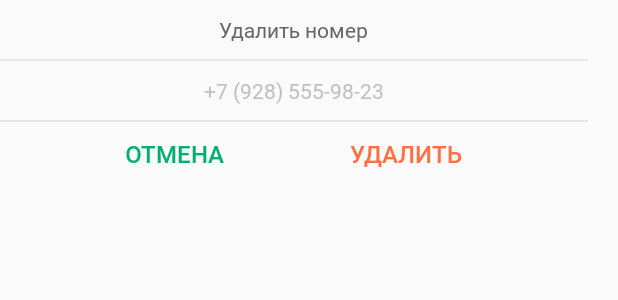
After one commit to Sznv91/SV_Mailer, an Android app: the layout fragment_dialog_delete.xml on its own in the app's theme, with its tools: preview values and no code run, on a phone screen of 412 x 824 dp. The commit adds this screen. Shown: the top 300 px of the screen. Run offline under Robolectric (Android 15) with nearby library versions, the phone set to English and light mode, and no system bars.

Commit message:
Добавлен popup для удаления телефона. Добавлен фрагмент для удаления телефона (Адаптирован для Email)

```diff
--- /dev/null
+++ b/app/src/main/res/layout/fragment_dialog_delete.xml
@@ -0,0 +1,85 @@
+<?xml version="1.0" encoding="utf-8"?>
+<androidx.constraintlayout.widget.ConstraintLayout xmlns:android="http://schemas.android.com/apk/res/android"
+    xmlns:app="http://schemas.android.com/apk/res-auto"
+    xmlns:tools="http://schemas.android.com/tools"
+    android:layout_width="wrap_content"
+    android:layout_height="wrap_content"
+    tools:context=".ui.dialog.DeleteDialog">
+
+    <TextView
+        android:id="@+id/title_delete_dialog"
+        android:layout_width="wrap_content"
+        android:layout_height="wrap_content"
+        android:layout_marginTop="10dp"
+        android:fontFamily="@font/roboto_regular"
+        android:textColor="@color/fonts_lt"
+        app:layout_constraintLeft_toLeftOf="parent"
+        app:layout_constraintRight_toRightOf="parent"
+        app:layout_constraintTop_toTopOf="parent"
+        tools:text="Удалить номер" />
+
+    <View
+        android:id="@+id/divider_delete_dialog_title"
+        android:layout_width="match_parent"
+        android:layout_height="1dp"
+        android:layout_marginStart="10dp"
+        android:layout_marginTop="10dp"
+        android:layout_marginEnd="10dp"
+        android:background="@color/divider_lt"
+        app:layout_constraintTop_toBottomOf="@+id/title_delete_dialog" />
+
+    <TextView
+        android:id="@+id/content_delete_dialog"
+        android:layout_width="wrap_content"
+        android:layout_height="wrap_content"
+        android:layout_marginTop="10dp"
+        android:fontFamily="@font/roboto_regular"
+        android:textColor="@color/active_fonts_lt"
+        app:layout_constraintLeft_toLeftOf="parent"
+        app:layout_constraintRight_toRightOf="parent"
+        app:layout_constraintTop_toBottomOf="@+id/divider_delete_dialog_title"
+        tools:text="+7 (928) 555-98-23" />
+
+    <View
+
+        android:id="@+id/divider_delete_dialog_content"
+        android:layout_width="match_parent"
+        android:layout_height="1dp"
+        android:layout_marginStart="10dp"
+        android:layout_marginTop="10dp"
+        android:layout_marginEnd="10dp"
+        android:background="@color/divider_lt"
+        app:layout_constraintTop_toBottomOf="@+id/content_delete_dialog" />
+
+    <TextView
+        android:id="@+id/title_button_cancel"
+        android:layout_width="wrap_content"
+        android:layout_height="wrap_content"
+        android:fontFamily="@font/roboto_medium"
+        android:paddingTop="10dp"
+        android:paddingBottom="10dp"
+        android:text="@string/cancel"
+        android:textColor="@color/icon_lt"
+        android:textSize="16sp"
+
+        app:layout_constraintBottom_toBottomOf="parent"
+        app:layout_constraintLeft_toLeftOf="parent"
+        app:layout_constraintRight_toLeftOf="@+id/title_button_delete"
+        app:layout_constraintTop_toBottomOf="@+id/divider_delete_dialog_content" />
+
+    <TextView
+        android:id="@+id/title_button_delete"
+        android:layout_width="wrap_content"
+        android:layout_height="wrap_content"
+        android:fontFamily="@font/roboto_medium"
+        android:paddingTop="10dp"
+        android:paddingBottom="10dp"
+        android:text="@string/title_button_delete"
+        android:textColor="@color/header_lt"
+        android:textSize="16sp"
+        app:layout_constraintBottom_toBottomOf="@+id/title_button_cancel"
+        app:layout_constraintLeft_toRightOf="@+id/title_button_cancel"
+        app:layout_constraintRight_toRightOf="parent" />
+
+
+</androidx.constraintlayout.widget.ConstraintLayout>
--- a/app/src/main/res/layout/item_dialog_found_result.xml
+++ b/app/src/main/res/layout/item_dialog_found_result.xml
@@ -9,6 +9,7 @@
         android:id="@+id/found_item_radio_selector"
         android:layout_width="match_parent"
         android:layout_height="20dp"
+        app:useMaterialThemeColors="false"
 
 
         android:layout_marginStart="20dp"
--- a/app/src/main/res/values/strings.xml
+++ b/app/src/main/res/values/strings.xml
@@ -45,6 +45,9 @@
     <string name="dialog_title_send_email">Отправить E-mail</string>
     <string name="dialog_title_send_sms">Отправить на телефон</string>
     <string name="not_found">Нет номеров соответсвующих запросу</string>
+    <string name="title_button_delete">УДАЛИТЬ</string>
+    <string name="delete_type_phone">Удалить номер?</string>
+    <string name="delete_type_email">Удалить E-mail?</string>
 
 
 </resources>
```
Also changed, not shown: app/src/main/java/ru/softvillage/mailer_test/ui/dialog/DeleteDialog.java (added, +127 -0 lines), app/src/main/java/ru/softvillage/mailer_test/ui/dialog/sendAdapter/PhoneItemHolder.java (+36 -0 lines), app/src/main/res/menu/phone_popup_menu.xml (added, +8 -0 lines).
